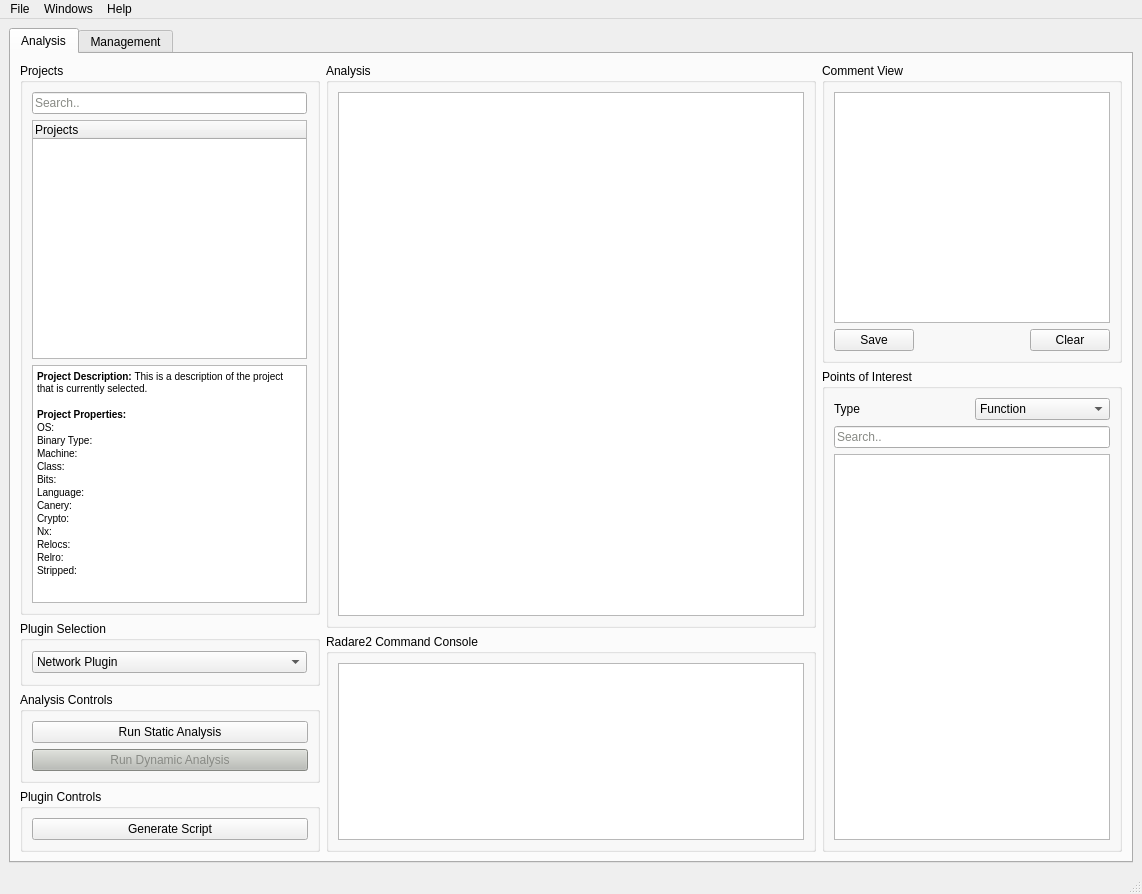
adalio0/BATT5, file src/GUI/ui_files/BATT5_GUI.ui: the form before one commit.
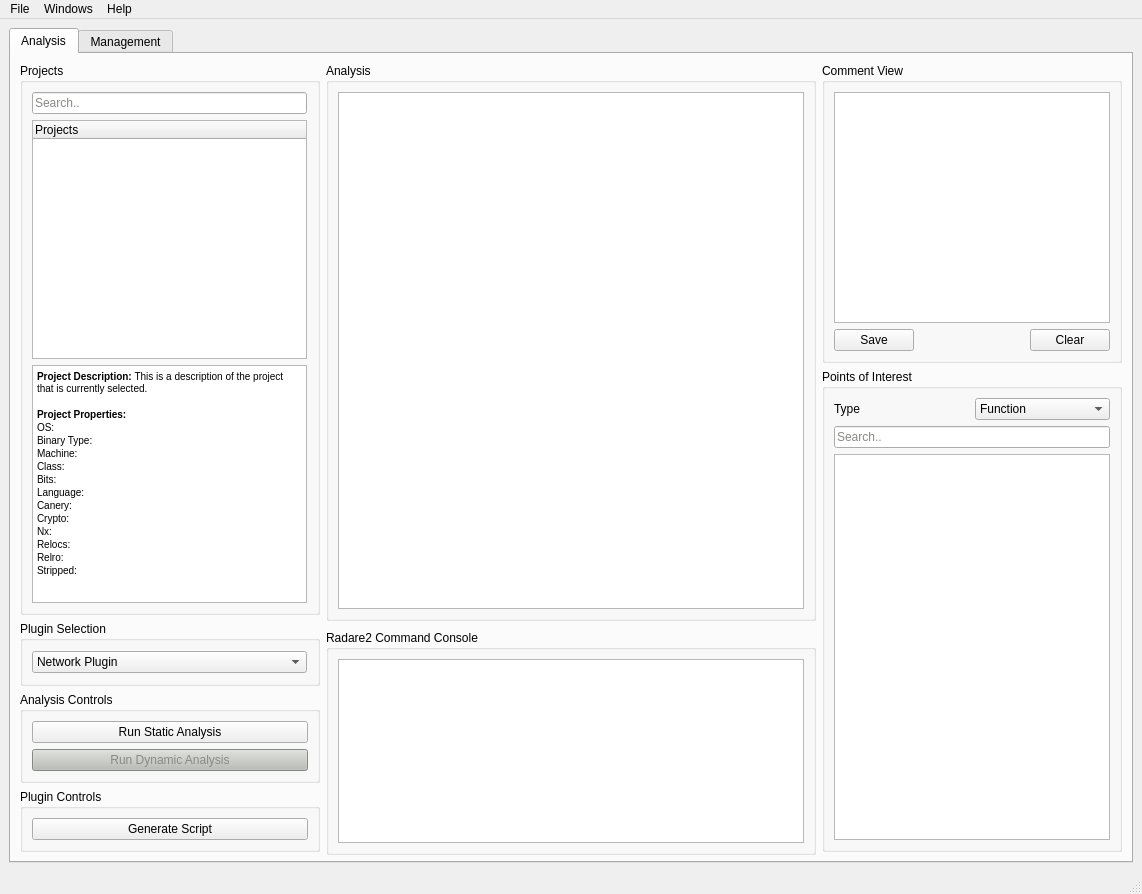
The form after the commit.

Diff of the .ui file:
```diff
--- a/src/GUI/ui_files/BATT5_GUI.ui
+++ b/src/GUI/ui_files/BATT5_GUI.ui
@@ -277,7 +277,7 @@
               <property name="minimumSize">
                <size>
                 <width>300</width>
-                <height>0</height>
+                <height>225</height>
                </size>
               </property>
               <property name="maximumSize">
@@ -291,27 +291,7 @@
               </property>
               <layout class="QVBoxLayout" name="verticalLayout_17">
                <item>
-                <widget class="QTextEdit" name="radareConsole_text">
-                 <property name="minimumSize">
-                  <size>
-                   <width>0</width>
-                   <height>0</height>
-                  </size>
-                 </property>
-                 <property name="maximumSize">
-                  <size>
-                   <width>16777215</width>
-                   <height>200</height>
-                  </size>
-                 </property>
-                 <property name="html">
-                  <string>&lt;!DOCTYPE HTML PUBLIC &quot;-//W3C//DTD HTML 4.0//EN&quot; &quot;http://www.w3.org/TR/REC-html40/strict.dtd&quot;&gt;
-&lt;html&gt;&lt;head&gt;&lt;meta name=&quot;qrichtext&quot; content=&quot;1&quot; /&gt;&lt;style type=&quot;text/css&quot;&gt;
-p, li { white-space: pre-wrap; }
-&lt;/style&gt;&lt;/head&gt;&lt;body style=&quot; font-family:'MS Shell Dlg 2'; font-size:7.8pt; font-weight:400; font-style:normal;&quot;&gt;
-&lt;p style=&quot;-qt-paragraph-type:empty; margin-top:0px; margin-bottom:0px; margin-left:0px; margin-right:0px; -qt-block-indent:0; text-indent:0px;&quot;&gt;&lt;br /&gt;&lt;/p&gt;&lt;/body&gt;&lt;/html&gt;</string>
-                 </property>
-                </widget>
+                <widget class="QPlainTextEdit" name="radareConsole_text"/>
                </item>
               </layout>
              </widget>
```
